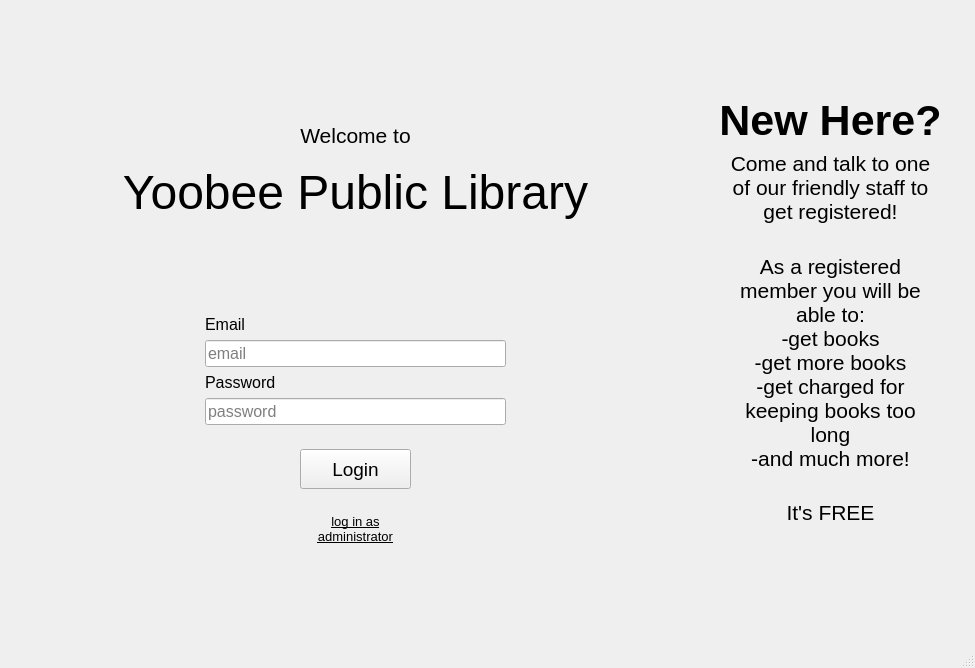
Old version of the form login.ui in the repository apteryxxyz/cs106-a2-client.
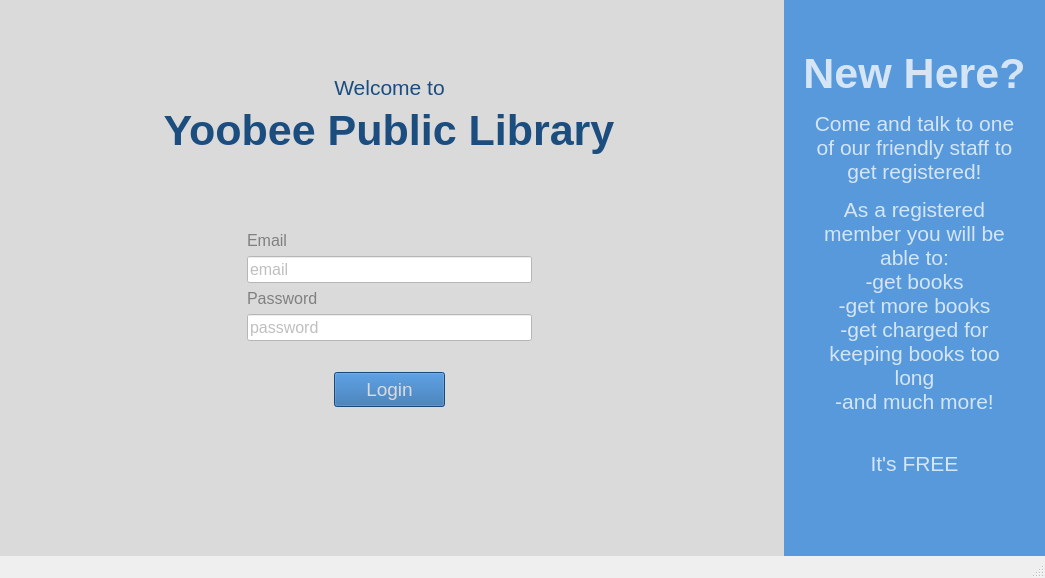
New version of the form.

The edit to the form file:
```diff
--- a/login.ui
+++ b/login.ui
@@ -6,10 +6,16 @@
    <rect>
     <x>0</x>
     <y>0</y>
-    <width>975</width>
-    <height>668</height>
+    <width>1045</width>
+    <height>578</height>
    </rect>
   </property>
+  <property name="sizePolicy">
+   <sizepolicy hsizetype="Preferred" vsizetype="Preferred">
+    <horstretch>1</horstretch>
+    <verstretch>1</verstretch>
+   </sizepolicy>
+  </property>
   <property name="windowTitle">
    <string>Yoobee Public Library</string>
   </property>
@@ -17,105 +23,106 @@
    <enum>Qt::LeftToRight</enum>
   </property>
   <widget class="QWidget" name="centralwidget">
-   <widget class="QWidget" name="gridLayoutWidget_2">
-    <property name="geometry">
-     <rect>
-      <x>0</x>
-      <y>0</y>
-      <width>691</width>
-      <height>621</height>
-     </rect>
-    </property>
-    <layout class="QGridLayout" name="gridLayout_2">
+   <property name="enabled">
+    <bool>true</bool>
+   </property>
+   <property name="sizePolicy">
+    <sizepolicy hsizetype="Expanding" vsizetype="Expanding">
+     <horstretch>0</horstretch>
+     <verstretch>0</verstretch>
+    </sizepolicy>
+   </property>
+   <property name="styleSheet">
+    <string notr="true">background-color: rgb(218, 218, 218);
+color: rgb(27, 77, 126);
+border-bottom-color: qlineargradient(spread:pad, x1:1, y1:1, x2:1, y2:0, stop:0.653631 rgba(218, 218, 218, 255), stop:0.994413 rgba(141, 141, 141, 255));</string>
+   </property>
+   <layout class="QHBoxLayout" name="horizontalLayout" stretch="0,0">
+    <property name="leftMargin">
+     <number>0</number>
+    </property>
+    <property name="topMargin">
+     <number>0</number>
+    </property>
+    <property name="rightMargin">
+     <number>0</number>
+    </property>
+    <property name="bottomMargin">
+     <number>0</number>
+    </property>
+    <item>
+     <widget class="QWidget" name="LoginSection" native="true">
+      <property name="styleSheet">
+       <string notr="true"/>
+      </property>
+      <layout class="QVBoxLayout" name="verticalLayout_4">
+       <property name="leftMargin">
+        <number>0</number>
+       </property>
+       <property name="topMargin">
+        <number>0</number>
+       </property>
+       <property name="rightMargin">
+        <number>0</number>
+       </property>
+       <property name="bottomMargin">
+        <number>0</number>
+       </property>
+       <item>
+        <layout class="QGridLayout" name="gridLayout_2" rowstretch="2,1,1,0,1,1,1,1,1,1,1,1,1,1" rowminimumheight="0,0,0,0,0,0,0,0,0,0,0,0,0,0">
+         <property name="sizeConstraint">
+          <enum>QLayout::SetNoConstraint</enum>
+         </property>
+         <property name="leftMargin">
+          <number>69</number>
+         </property>
+         <property name="topMargin">
+          <number>50</number>
+         </property>
+         <property name="rightMargin">
+          <number>69</number>
+         </property>
+         <property name="bottomMargin">
+          <number>50</number>
+         </property>
+         <item row="1" column="2">
+          <widget class="QLabel" name="welcometo">
+           <property name="sizePolicy">
+            <sizepolicy hsizetype="Minimum" vsizetype="Minimum">
+             <horstretch>0</horstretch>
+             <verstretch>0</verstretch>
+            </sizepolicy>
+           </property>
+           <property name="font">
+            <font>
+             <pointsize>16</pointsize>
+            </font>
+           </property>
+           <property name="text">
+            <string>Welcome to</string>
+           </property>
+           <property name="alignment">
+            <set>Qt::AlignCenter</set>
+           </property>
+          </widget>
+         </item>
+         <item row="2" column="0" colspan="5">
+          <widget class="QLabel" name="LibraryName">
+           <property name="font">
+            <font>
+             <pointsize>32</pointsize>
+             <bold>true</bold>
+            </font>
+           </property>
+           <property name="text">
+            <string>Yoobee Public Library</string>
+           </property>
+           <property name="alignment">
+            <set>Qt::AlignCenter</set>
+           </property>
+          </widget>
+         </item>
      <item row="4" column="0">
-      <spacer name="verticalSpacer_6">
-       <property name="orientation">
-        <enum>Qt::Vertical</enum>
-       </property>
-       <property name="sizeHint" stdset="0">
-        <size>
-         <width>20</width>
-         <height>40</height>
-        </size>
-       </property>
-      </spacer>
-     </item>
-     <item row="6" column="0" rowspan="2">
-      <spacer name="verticalSpacer_17">
-       <property name="orientation">
-        <enum>Qt::Vertical</enum>
-       </property>
-       <property name="sizeHint" stdset="0">
-        <size>
-         <width>20</width>
-         <height>40</height>
-        </size>
-       </property>
-      </spacer>
-     </item>
-     <item row="12" column="4">
-      <widget class="QLabel" name="LoginAdmin">
-       <property name="font">
-        <font>
-         <pointsize>10</pointsize>
-         <underline>true</underline>
-        </font>
-       </property>
-       <property name="layoutDirection">
-        <enum>Qt::LeftToRight</enum>
-       </property>
-       <property name="text">
-        <string>log in as
-administrator</string>
-       </property>
-       <property name="textFormat">
-        <enum>Qt::AutoText</enum>
-       </property>
-       <property name="alignment">
-        <set>Qt::AlignCenter</set>
-       </property>
-      </widget>
-     </item>
-     <item row="0" column="1">
-      <spacer name="horizontalSpacer_5">
-       <property name="orientation">
-        <enum>Qt::Horizontal</enum>
-       </property>
-       <property name="sizeHint" stdset="0">
-        <size>
-         <width>40</width>
-         <height>20</height>
-        </size>
-       </property>
-      </spacer>
-     </item>
-     <item row="11" column="0">
-      <spacer name="verticalSpacer_9">
-       <property name="orientation">
-        <enum>Qt::Vertical</enum>
-       </property>
-       <property name="sizeHint" stdset="0">
-        <size>
-         <width>20</width>
-         <height>40</height>
-        </size>
-       </property>
-      </spacer>
-     </item>
-     <item row="0" column="7">
-      <spacer name="horizontalSpacer_7">
-       <property name="orientation">
-        <enum>Qt::Horizontal</enum>
-       </property>
-       <property name="sizeHint" stdset="0">
-        <size>
-         <width>40</width>
-         <height>20</height>
-        </size>
-       </property>
-      </spacer>
-     </item>
-     <item row="0" column="3">
       <spacer name="horizontalSpacer">
        <property name="orientation">
         <enum>Qt::Horizontal</enum>
@@ -128,92 +135,7 @@
        </property>
       </spacer>
      </item>
-     <item row="9" column="3" colspan="3">
-      <widget class="QLineEdit" name="PasswordInput">
-       <property name="font">
-        <font>
-         <pointsize>12</pointsize>
-        </font>
-       </property>
-       <property name="focusPolicy">
-        <enum>Qt::WheelFocus</enum>
-       </property>
-       <property name="inputMethodHints">
-        <set>Qt::ImhHiddenText|Qt::ImhNoAutoUppercase|Qt::ImhNoPredictiveText|Qt::ImhSensitiveData</set>
-       </property>
-       <property name="echoMode">
-        <enum>QLineEdit::Password</enum>
-       </property>
-       <property name="placeholderText">
-        <string>password</string>
-       </property>
-      </widget>
-     </item>
-     <item row="8" column="3">
-      <widget class="QLabel" name="Password">
-       <property name="font">
-        <font>
-         <pointsize>12</pointsize>
-        </font>
-       </property>
-       <property name="text">
-        <string>Password</string>
-       </property>
-      </widget>
-     </item>
-     <item row="13" column="0">
-      <spacer name="verticalSpacer_10">
-       <property name="orientation">
-        <enum>Qt::Vertical</enum>
-       </property>
-       <property name="sizeHint" stdset="0">
-        <size>
-         <width>20</width>
-         <height>40</height>
-        </size>
-       </property>
-      </spacer>
-     </item>
-     <item row="0" column="0" rowspan="2">
-      <spacer name="verticalSpacer_4">
-       <property name="orientation">
-        <enum>Qt::Vertical</enum>
-       </property>
-       <property name="sizeHint" stdset="0">
-        <size>
-         <width>20</width>
-         <height>40</height>
-        </size>
-       </property>
-      </spacer>
-     </item>
-     <item row="0" column="6">
-      <spacer name="horizontalSpacer_6">
-       <property name="orientation">
-        <enum>Qt::Horizontal</enum>
-       </property>
-       <property name="sizeHint" stdset="0">
-        <size>
-         <width>40</width>
-         <height>20</height>
-        </size>
-       </property>
-      </spacer>
-     </item>
-     <item row="0" column="2">
-      <spacer name="horizontalSpacer_9">
-       <property name="orientation">
-        <enum>Qt::Horizontal</enum>
-       </property>
-       <property name="sizeHint" stdset="0">
-        <size>
-         <width>40</width>
-         <height>20</height>
-        </size>
-       </property>
-      </spacer>
-     </item>
-     <item row="0" column="5">
+         <item row="4" column="4">
       <spacer name="horizontalSpacer_2">
        <property name="orientation">
         <enum>Qt::Horizontal</enum>
@@ -226,64 +148,39 @@
        </property>
       </spacer>
      </item>
-     <item row="4" column="2" colspan="5">
-      <widget class="QLabel" name="LibraryName">
-       <property name="font">
-        <font>
-         <pointsize>36</pointsize>
-        </font>
-       </property>
-       <property name="text">
-        <string>Yoobee Public Library</string>
-       </property>
-       <property name="alignment">
-        <set>Qt::AlignCenter</set>
-       </property>
-      </widget>
-     </item>
-     <item row="2" column="0">
-      <spacer name="verticalSpacer_5">
-       <property name="orientation">
-        <enum>Qt::Vertical</enum>
-       </property>
-       <property name="sizeHint" stdset="0">
-        <size>
-         <width>20</width>
-         <height>40</height>
-        </size>
-       </property>
-      </spacer>
-     </item>
-     <item row="7" column="3" colspan="3">
-      <widget class="QLineEdit" name="EmailInput">
-       <property name="font">
-        <font>
-         <pointsize>12</pointsize>
-        </font>
-       </property>
-       <property name="inputMethodHints">
-        <set>Qt::ImhEmailCharactersOnly</set>
-       </property>
-       <property name="placeholderText">
-        <string>email</string>
-       </property>
-      </widget>
-     </item>
-     <item row="5" column="0">
+         <item row="3" column="2">
       <spacer name="verticalSpacer">
        <property name="orientation">
         <enum>Qt::Vertical</enum>
        </property>
+           <property name="sizeType">
+            <enum>QSizePolicy::Expanding</enum>
+           </property>
        <property name="sizeHint" stdset="0">
         <size>
          <width>20</width>
-         <height>40</height>
+             <height>70</height>
         </size>
        </property>
       </spacer>
      </item>
-     <item row="11" column="4">
+         <item row="6" column="2">
       <widget class="QPushButton" name="LoginButton">
+           <property name="enabled">
+            <bool>true</bool>
+           </property>
+           <property name="sizePolicy">
+            <sizepolicy hsizetype="Fixed" vsizetype="Fixed">
+             <horstretch>0</horstretch>
+             <verstretch>0</verstretch>
+            </sizepolicy>
+           </property>
+           <property name="minimumSize">
+            <size>
+             <width>0</width>
+             <height>35</height>
+            </size>
+           </property>
        <property name="maximumSize">
         <size>
          <width>150</width>
@@ -293,6 +190,7 @@
        <property name="font">
         <font>
          <pointsize>14</pointsize>
+             <bold>false</bold>
         </font>
        </property>
        <property name="cursor">
@@ -301,102 +199,255 @@
        <property name="layoutDirection">
         <enum>Qt::LeftToRight</enum>
        </property>
+           <property name="styleSheet">
+            <string notr="true">color: rgb(218, 218, 218);
+border-color: rgb(255, 255, 255);
+background-color: rgb(36, 102, 168);</string>
+           </property>
        <property name="text">
         <string>Login</string>
        </property>
-      </widget>
-     </item>
-     <item row="6" column="3">
+           <property name="autoDefault">
+            <bool>true</bool>
+           </property>
+           <property name="default">
+            <bool>false</bool>
+           </property>
+          </widget>
+         </item>
+         <item row="4" column="1" rowspan="2" colspan="3">
+          <layout class="QVBoxLayout" name="verticalLayout_2">
+           <property name="spacing">
+            <number>6</number>
+           </property>
+           <property name="sizeConstraint">
+            <enum>QLayout::SetMaximumSize</enum>
+           </property>
+           <property name="leftMargin">
+            <number>0</number>
+           </property>
+           <item>
       <widget class="QLabel" name="Email">
+             <property name="maximumSize">
+              <size>
+               <width>16777215</width>
+               <height>25</height>
+              </size>
+             </property>
        <property name="font">
         <font>
          <pointsize>12</pointsize>
         </font>
        </property>
+             <property name="styleSheet">
+              <string notr="true">color: rgb(128, 128, 128);</string>
+             </property>
        <property name="text">
         <string>Email</string>
        </property>
       </widget>
      </item>
-     <item row="3" column="4">
-      <widget class="QLabel" name="welcometo">
+           <item>
+            <widget class="QLineEdit" name="EmailInput">
+             <property name="sizePolicy">
+              <sizepolicy hsizetype="Fixed" vsizetype="Fixed">
+               <horstretch>0</horstretch>
+               <verstretch>0</verstretch>
+              </sizepolicy>
+             </property>
+             <property name="minimumSize">
+              <size>
+               <width>0</width>
+               <height>0</height>
+              </size>
+             </property>
+             <property name="maximumSize">
+              <size>
+               <width>370</width>
+               <height>16777215</height>
+              </size>
+             </property>
        <property name="font">
         <font>
-         <pointsize>16</pointsize>
-        </font>
+               <pointsize>12</pointsize>
+              </font>
+             </property>
+             <property name="layoutDirection">
+              <enum>Qt::LeftToRight</enum>
+             </property>
+             <property name="styleSheet">
+              <string notr="true">background-color: rgb(255, 255, 255);
+color: rgb(128, 128, 128);</string>
+             </property>
+             <property name="inputMethodHints">
+              <set>Qt::ImhEmailCharactersOnly</set>
+             </property>
+             <property name="placeholderText">
+              <string>email</string>
+             </property>
+            </widget>
+           </item>
+           <item>
+            <widget class="QLabel" name="Password">
+             <property name="maximumSize">
+              <size>
+               <width>16777215</width>
+               <height>25</height>
+              </size>
+             </property>
+             <property name="font">
+              <font>
+               <pointsize>12</pointsize>
+              </font>
+             </property>
+             <property name="styleSheet">
+              <string notr="true">color: rgb(128, 128, 128);</string>
        </property>
        <property name="text">
-        <string>Welcome to</string>
-       </property>
-       <property name="alignment">
-        <set>Qt::AlignCenter</set>
-       </property>
-      </widget>
-     </item>
-    </layout>
-   </widget>
-   <widget class="QWidget" name="verticalLayoutWidget">
-    <property name="geometry">
-     <rect>
-      <x>690</x>
-      <y>0</y>
-      <width>281</width>
-      <height>621</height>
-     </rect>
-    </property>
-    <layout class="QVBoxLayout" name="verticalLayout">
-     <item>
+              <string>Password</string>
+             </property>
+            </widget>
+           </item>
+           <item>
+            <widget class="QLineEdit" name="PasswordInput">
+             <property name="sizePolicy">
+              <sizepolicy hsizetype="Fixed" vsizetype="Fixed">
+               <horstretch>0</horstretch>
+               <verstretch>0</verstretch>
+              </sizepolicy>
+             </property>
+             <property name="minimumSize">
+              <size>
+               <width>285</width>
+               <height>0</height>
+              </size>
+             </property>
+             <property name="maximumSize">
+              <size>
+               <width>370</width>
+               <height>16777215</height>
+              </size>
+             </property>
+             <property name="font">
+              <font>
+               <pointsize>12</pointsize>
+              </font>
+             </property>
+             <property name="focusPolicy">
+              <enum>Qt::WheelFocus</enum>
+             </property>
+             <property name="styleSheet">
+              <string notr="true">background-color: rgb(255, 255, 255);
+color: rgb(128, 128, 128);</string>
+             </property>
+             <property name="inputMethodHints">
+              <set>Qt::ImhHiddenText|Qt::ImhNoAutoUppercase|Qt::ImhNoPredictiveText|Qt::ImhSensitiveData</set>
+             </property>
+             <property name="echoMode">
+              <enum>QLineEdit::Password</enum>
+             </property>
+             <property name="placeholderText">
+              <string>password</string>
+             </property>
+            </widget>
+           </item>
+           <item>
+            <spacer name="verticalSpacer_4">
+             <property name="orientation">
+              <enum>Qt::Vertical</enum>
+             </property>
+             <property name="sizeType">
+              <enum>QSizePolicy::MinimumExpanding</enum>
+             </property>
+             <property name="sizeHint" stdset="0">
+              <size>
+               <width>20</width>
+               <height>25</height>
+              </size>
+             </property>
+            </spacer>
+           </item>
+          </layout>
+         </item>
+         <item row="0" column="2">
+          <spacer name="verticalSpacer_3">
+           <property name="orientation">
+            <enum>Qt::Vertical</enum>
+           </property>
+           <property name="sizeType">
+            <enum>QSizePolicy::MinimumExpanding</enum>
+           </property>
+           <property name="sizeHint" stdset="0">
+            <size>
+             <width>20</width>
+             <height>25</height>
+            </size>
+           </property>
+          </spacer>
+         </item>
+         <item row="7" column="2" rowspan="6">
       <spacer name="verticalSpacer_2">
        <property name="orientation">
         <enum>Qt::Vertical</enum>
        </property>
+           <property name="sizeType">
+            <enum>QSizePolicy::MinimumExpanding</enum>
+           </property>
        <property name="sizeHint" stdset="0">
         <size>
          <width>20</width>
-         <height>40</height>
+             <height>35</height>
         </size>
        </property>
       </spacer>
      </item>
+        </layout>
+       </item>
+      </layout>
+     </widget>
+    </item>
      <item>
-      <spacer name="verticalSpacer_11">
-       <property name="orientation">
-        <enum>Qt::Vertical</enum>
-       </property>
-       <property name="sizeHint" stdset="0">
+     <widget class="QWidget" name="Information" native="true">
+      <property name="minimumSize">
         <size>
-         <width>20</width>
-         <height>40</height>
-        </size>
-       </property>
-      </spacer>
-     </item>
-     <item>
-      <spacer name="verticalSpacer_12">
-       <property name="orientation">
-        <enum>Qt::Vertical</enum>
-       </property>
-       <property name="sizeHint" stdset="0">
-        <size>
-         <width>20</width>
-         <height>40</height>
-        </size>
+        <width>0</width>
+        <height>0</height>
+       </size>
+      </property>
+      <property name="styleSheet">
+       <string notr="true">background-color: rgb(87, 153, 219);
+color: rgb(213, 229, 246);</string>
+      </property>
+      <layout class="QVBoxLayout" name="verticalLayout_3">
+       <property name="leftMargin">
+        <number>9</number>
        </property>
-      </spacer>
-     </item>
+       <property name="topMargin">
+        <number>9</number>
+       </property>
+       <property name="rightMargin">
+        <number>9</number>
+       </property>
+       <property name="bottomMargin">
+        <number>9</number>
+       </property>
      <item>
-      <spacer name="verticalSpacer_16">
-       <property name="orientation">
-        <enum>Qt::Vertical</enum>
-       </property>
-       <property name="sizeHint" stdset="0">
-        <size>
-         <width>20</width>
-         <height>40</height>
-        </size>
-       </property>
-      </spacer>
-     </item>
+        <layout class="QVBoxLayout" name="verticalLayout" stretch="0,1,2,1">
+         <property name="sizeConstraint">
+          <enum>QLayout::SetMinimumSize</enum>
+         </property>
+         <property name="leftMargin">
+          <number>10</number>
+         </property>
+         <property name="topMargin">
+          <number>40</number>
+         </property>
+         <property name="rightMargin">
+          <number>10</number>
+         </property>
+         <property name="bottomMargin">
+          <number>40</number>
+         </property>
      <item>
       <widget class="QLabel" name="NewHere">
        <property name="font">
@@ -430,19 +481,6 @@
        </property>
       </widget>
      </item>
-     <item>
-      <spacer name="verticalSpacer_8">
-       <property name="orientation">
-        <enum>Qt::Vertical</enum>
-       </property>
-       <property name="sizeHint" stdset="0">
-        <size>
-         <width>20</width>
-         <height>40</height>
-        </size>
-       </property>
-      </spacer>
-     </item>
      <item>
       <widget class="QLabel" name="info2">
        <property name="font">
@@ -466,19 +504,6 @@
        </property>
       </widget>
      </item>
-     <item>
-      <spacer name="verticalSpacer_7">
-       <property name="orientation">
-        <enum>Qt::Vertical</enum>
-       </property>
-       <property name="sizeHint" stdset="0">
-        <size>
-         <width>20</width>
-         <height>40</height>
-        </size>
-       </property>
-      </spacer>
-     </item>
      <item>
       <widget class="QLabel" name="itsFREE">
        <property name="font">
@@ -494,60 +519,12 @@
        </property>
       </widget>
      </item>
-     <item>
-      <spacer name="verticalSpacer_15">
-       <property name="orientation">
-        <enum>Qt::Vertical</enum>
-       </property>
-       <property name="sizeHint" stdset="0">
-        <size>
-         <width>20</width>
-         <height>40</height>
-        </size>
-       </property>
-      </spacer>
-     </item>
-     <item>
-      <spacer name="verticalSpacer_14">
-       <property name="orientation">
-        <enum>Qt::Vertical</enum>
-       </property>
-       <property name="sizeHint" stdset="0">
-        <size>
-         <width>20</width>
-         <height>40</height>
-        </size>
-       </property>
-      </spacer>
-     </item>
-     <item>
-      <spacer name="verticalSpacer_13">
-       <property name="orientation">
-        <enum>Qt::Vertical</enum>
-       </property>
-       <property name="sizeHint" stdset="0">
-        <size>
-         <width>20</width>
-         <height>40</height>
-        </size>
-       </property>
-      </spacer>
-     </item>
-     <item>
-      <spacer name="verticalSpacer_3">
-       <property name="orientation">
-        <enum>Qt::Vertical</enum>
-       </property>
-       <property name="sizeHint" stdset="0">
-        <size>
-         <width>20</width>
-         <height>40</height>
-        </size>
-       </property>
-      </spacer>
+        </layout>
      </item>
     </layout>
    </widget>
+    </item>
+   </layout>
   </widget>
   <widget class="QStatusBar" name="statusbar"/>
   <action name="actionzsxdfvsd">
```
Left out of the diff: 3 changed lines with no effect on the pictures. Lines whose indentation alone changed are shown as unchanged.
